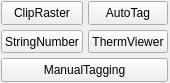
Qt form windows/therm_tools.ui (sensehawk/qgis_plugin) before a commit.
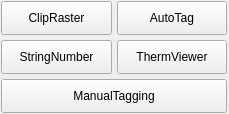
The same form after that commit.

Commit message: import & Export | remove all loaded projects by plugin on clicking home button with confirmation

```diff
--- a/windows/therm_tools.ui
+++ b/windows/therm_tools.ui
@@ -6,8 +6,8 @@
    <rect>
     <x>0</x>
     <y>0</y>
-    <width>164</width>
-    <height>83</height>
+    <width>229</width>
+    <height>114</height>
    </rect>
   </property>
   <property name="sizePolicy">
```
The commit also changes 3 other files.
